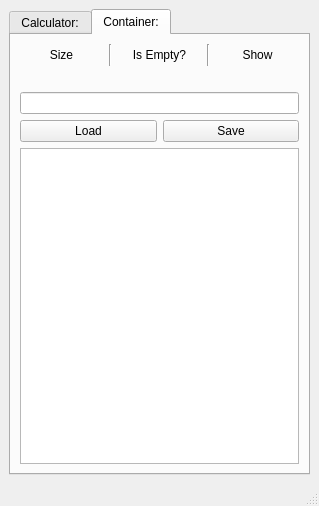
First picture: the form in mainwindow.ui, repository pavllan90/ComplexNumbers, before the edit.
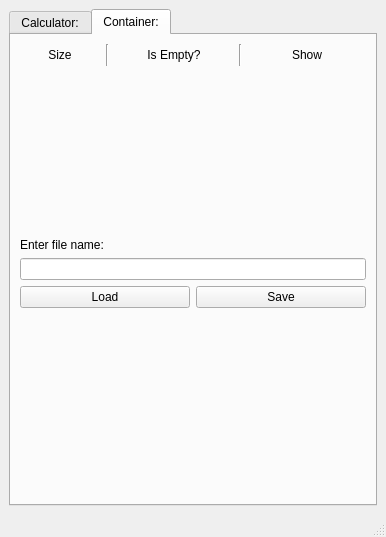
Second picture: the form after the edit. The open tabs and pages were chosen to show the change.

Diff of the .ui file:
```diff
--- a/mainwindow.ui
+++ b/mainwindow.ui
@@ -6,8 +6,8 @@
    <rect>
     <x>0</x>
     <y>0</y>
-    <width>319</width>
-    <height>506</height>
+    <width>386</width>
+    <height>537</height>
    </rect>
   </property>
   <property name="windowTitle">
@@ -229,9 +229,15 @@
        </attribute>
        <layout class="QVBoxLayout" name="verticalLayout_6">
         <item>
-         <layout class="QHBoxLayout" name="horizontalLayout_3">
-          <item>
+         <layout class="QGridLayout" name="gridLayout_2">
+          <item row="0" column="0">
            <widget class="QPushButton" name="pushButton_21">
+            <property name="sizePolicy">
+             <sizepolicy hsizetype="Fixed" vsizetype="Fixed">
+              <horstretch>100</horstretch>
+              <verstretch>100</verstretch>
+             </sizepolicy>
+            </property>
             <property name="text">
              <string>Size</string>
             </property>
@@ -240,14 +246,14 @@
             </property>
            </widget>
           </item>
-          <item>
+          <item row="0" column="1">
            <widget class="Line" name="line">
             <property name="orientation">
              <enum>Qt::Vertical</enum>
             </property>
            </widget>
           </item>
-          <item>
+          <item row="0" column="2">
            <widget class="QPushButton" name="pushButton_22">
             <property name="text">
              <string>Is Empty?</string>
@@ -257,14 +263,14 @@
             </property>
            </widget>
           </item>
-          <item>
+          <item row="0" column="3">
            <widget class="Line" name="line_2">
             <property name="orientation">
              <enum>Qt::Vertical</enum>
             </property>
            </widget>
           </item>
-          <item>
+          <item row="0" column="4">
            <widget class="QPushButton" name="pushButton_23">
             <property name="text">
              <string>Show</string>
@@ -274,17 +280,30 @@
             </property>
            </widget>
           </item>
+          <item row="1" column="0">
+           <spacer name="verticalSpacer">
+            <property name="orientation">
+             <enum>Qt::Vertical</enum>
+            </property>
+            <property name="sizeHint" stdset="0">
+             <size>
+              <width>20</width>
+              <height>40</height>
+             </size>
+            </property>
+           </spacer>
+          </item>
          </layout>
         </item>
-        <item>
-         <widget class="QLabel" name="label_3">
-          <property name="text">
-           <string/>
-          </property>
-         </widget>
-        </item>
         <item>
          <layout class="QVBoxLayout" name="verticalLayout_5">
+          <item>
+           <widget class="QLabel" name="label_3">
+            <property name="text">
+             <string>Enter file name:</string>
+            </property>
+           </widget>
+          </item>
           <item>
            <widget class="QLineEdit" name="lineEdit_2"/>
           </item>
@@ -309,7 +328,17 @@
          </layout>
         </item>
         <item>
-         <widget class="QTextEdit" name="textEdit"/>
+         <spacer name="verticalSpacer_2">
+          <property name="orientation">
+           <enum>Qt::Vertical</enum>
+          </property>
+          <property name="sizeHint" stdset="0">
+           <size>
+            <width>20</width>
+            <height>40</height>
+           </size>
+          </property>
+         </spacer>
         </item>
        </layout>
       </widget>
```
Left out of the diff: 11 changed lines with no effect on the pictures.
